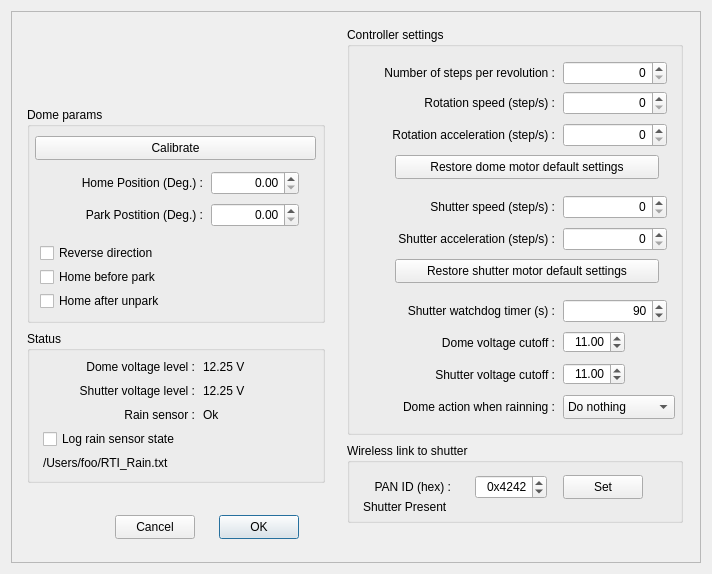
Before: the Qt Designer form RTI-Dome.ui in rpineau/RTI-Dome, drawn with Qt 5.
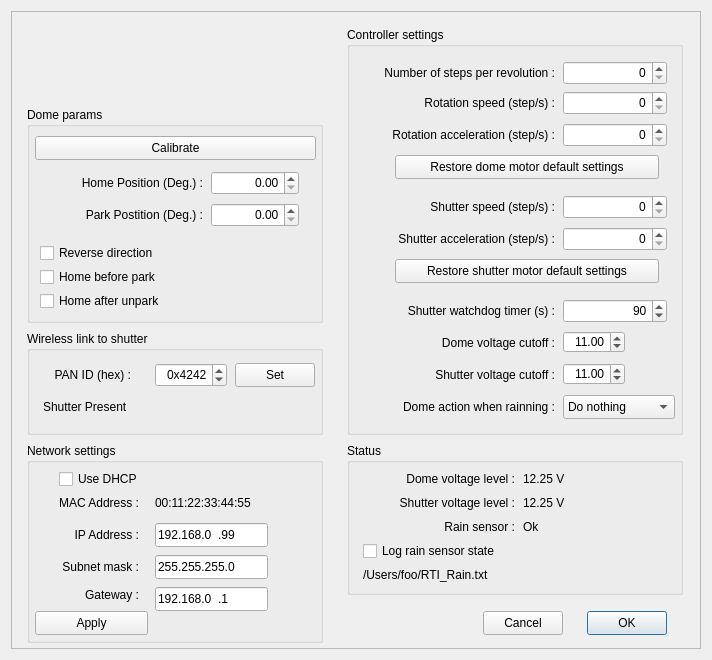
After: the same form once the commit is applied. Icons and pictures are not drawn. Custom widgets are drawn as their Qt base class.

Commit message: IP configuration added to settings dialog and tested.

Diff of the .ui file:
```diff
--- a/RTI-Dome.ui
+++ b/RTI-Dome.ui
@@ -7,19 +7,19 @@
     <x>0</x>
     <y>0</y>
     <width>712</width>
-    <height>574</height>
+    <height>660</height>
    </rect>
   </property>
   <property name="minimumSize">
    <size>
     <width>712</width>
-    <height>574</height>
+    <height>660</height>
    </size>
   </property>
   <property name="maximumSize">
    <size>
     <width>712</width>
-    <height>574</height>
+    <height>660</height>
    </size>
   </property>
   <property name="windowTitle">
@@ -57,7 +57,7 @@
        <rect>
         <x>16</x>
         <y>96</y>
-        <width>298</width>
+        <width>296</width>
         <height>216</height>
        </rect>
       </property>
@@ -548,8 +548,8 @@
      <widget class="QPushButton" name="pushButtonCancel">
       <property name="geometry">
        <rect>
-        <x>104</x>
-        <y>504</y>
+        <x>472</x>
+        <y>600</y>
         <width>80</width>
         <height>24</height>
        </rect>
@@ -561,8 +561,8 @@
      <widget class="QPushButton" name="pushButtonOK">
       <property name="geometry">
        <rect>
-        <x>208</x>
-        <y>504</y>
+        <x>576</x>
+        <y>600</y>
         <width>80</width>
         <height>24</height>
        </rect>
@@ -577,9 +577,9 @@
      <widget class="QGroupBox" name="ControllerStatus">
       <property name="geometry">
        <rect>
-        <x>16</x>
-        <y>320</y>
-        <width>298</width>
+        <x>336</x>
+        <y>432</y>
+        <width>336</width>
         <height>152</height>
        </rect>
       </property>
@@ -709,10 +709,10 @@
      <widget class="QGroupBox" name="PanIDParams">
       <property name="geometry">
        <rect>
-        <x>336</x>
-        <y>432</y>
-        <width>336</width>
-        <height>80</height>
+        <x>16</x>
+        <y>320</y>
+        <width>296</width>
+        <height>104</height>
        </rect>
       </property>
       <property name="title">
@@ -762,7 +762,7 @@
       <widget class="QPushButton" name="pushButton_2">
        <property name="geometry">
         <rect>
-         <x>216</x>
+         <x>208</x>
          <y>32</y>
          <width>80</width>
          <height>24</height>
@@ -776,9 +776,9 @@
        <property name="geometry">
         <rect>
          <x>16</x>
-         <y>56</y>
+         <y>64</y>
          <width>192</width>
-         <height>16</height>
+         <height>24</height>
         </rect>
        </property>
        <property name="text">
@@ -786,6 +786,179 @@
        </property>
       </widget>
      </widget>
+     <widget class="QGroupBox" name="groupBox">
+      <property name="geometry">
+       <rect>
+        <x>16</x>
+        <y>432</y>
+        <width>296</width>
+        <height>200</height>
+       </rect>
+      </property>
+      <property name="title">
+       <string>Network settings</string>
+      </property>
+      <widget class="QLineEdit" name="IPAddress">
+       <property name="geometry">
+        <rect>
+         <x>128</x>
+         <y>80</y>
+         <width>113</width>
+         <height>24</height>
+        </rect>
+       </property>
+       <property name="inputMask">
+        <string>000.000.000.000</string>
+       </property>
+       <property name="text">
+        <string>192.168.0.99</string>
+       </property>
+       <property name="alignment">
+        <set>Qt::AlignLeading|Qt::AlignLeft|Qt::AlignVCenter</set>
+       </property>
+      </widget>
+      <widget class="QLabel" name="label_6">
+       <property name="geometry">
+        <rect>
+         <x>16</x>
+         <y>80</y>
+         <width>96</width>
+         <height>24</height>
+        </rect>
+       </property>
+       <property name="text">
+        <string>IP Address :</string>
+       </property>
+       <property name="alignment">
+        <set>Qt::AlignRight|Qt::AlignTrailing|Qt::AlignVCenter</set>
+       </property>
+      </widget>
+      <widget class="QLabel" name="label_16">
+       <property name="geometry">
+        <rect>
+         <x>16</x>
+         <y>48</y>
+         <width>96</width>
+         <height>24</height>
+        </rect>
+       </property>
+       <property name="text">
+        <string>MAC Address :</string>
+       </property>
+       <property name="alignment">
+        <set>Qt::AlignRight|Qt::AlignTrailing|Qt::AlignVCenter</set>
+       </property>
+      </widget>
+      <widget class="QLabel" name="MACAddress">
+       <property name="geometry">
+        <rect>
+         <x>128</x>
+         <y>48</y>
+         <width>136</width>
+         <height>24</height>
+        </rect>
+       </property>
+       <property name="text">
+        <string>00:11:22:33:44:55</string>
+       </property>
+      </widget>
+      <widget class="QLabel" name="label_19">
+       <property name="geometry">
+        <rect>
+         <x>16</x>
+         <y>112</y>
+         <width>96</width>
+         <height>24</height>
+        </rect>
+       </property>
+       <property name="text">
+        <string>Subnet mask :</string>
+       </property>
+       <property name="alignment">
+        <set>Qt::AlignRight|Qt::AlignTrailing|Qt::AlignVCenter</set>
+       </property>
+      </widget>
+      <widget class="QLineEdit" name="SubnetMask">
+       <property name="geometry">
+        <rect>
+         <x>128</x>
+         <y>112</y>
+         <width>113</width>
+         <height>24</height>
+        </rect>
+       </property>
+       <property name="inputMask">
+        <string>000.000.000.000</string>
+       </property>
+       <property name="text">
+        <string>255.255.255.0</string>
+       </property>
+       <property name="alignment">
+        <set>Qt::AlignLeading|Qt::AlignLeft|Qt::AlignVCenter</set>
+       </property>
+      </widget>
+      <widget class="QLabel" name="label_20">
+       <property name="geometry">
+        <rect>
+         <x>40</x>
+         <y>144</y>
+         <width>72</width>
+         <height>16</height>
+        </rect>
+       </property>
+       <property name="text">
+        <string>Gateway :</string>
+       </property>
+       <property name="alignment">
+        <set>Qt::AlignRight|Qt::AlignTrailing|Qt::AlignVCenter</set>
+       </property>
+      </widget>
+      <widget class="QLineEdit" name="GatewayIP">
+       <property name="geometry">
+        <rect>
+         <x>128</x>
+         <y>144</y>
+         <width>113</width>
+         <height>24</height>
+        </rect>
+       </property>
+       <property name="inputMask">
+        <string>000.000.000.000</string>
+       </property>
+       <property name="text">
+        <string>192.168.0.1</string>
+       </property>
+       <property name="alignment">
+        <set>Qt::AlignLeading|Qt::AlignLeft|Qt::AlignVCenter</set>
+       </property>
+      </widget>
+      <widget class="QCheckBox" name="checkBox_2">
+       <property name="geometry">
+        <rect>
+         <x>32</x>
+         <y>24</y>
+         <width>96</width>
+         <height>24</height>
+        </rect>
+       </property>
+       <property name="text">
+        <string>Use DHCP</string>
+       </property>
+      </widget>
+      <widget class="QPushButton" name="pushButton_5">
+       <property name="geometry">
+        <rect>
+         <x>8</x>
+         <y>168</y>
+         <width>113</width>
+         <height>24</height>
+        </rect>
+       </property>
+       <property name="text">
+        <string>Apply</string>
+       </property>
+      </widget>
+     </widget>
     </widget>
    </item>
   </layout>
```
The commit also changes 5 other files.
